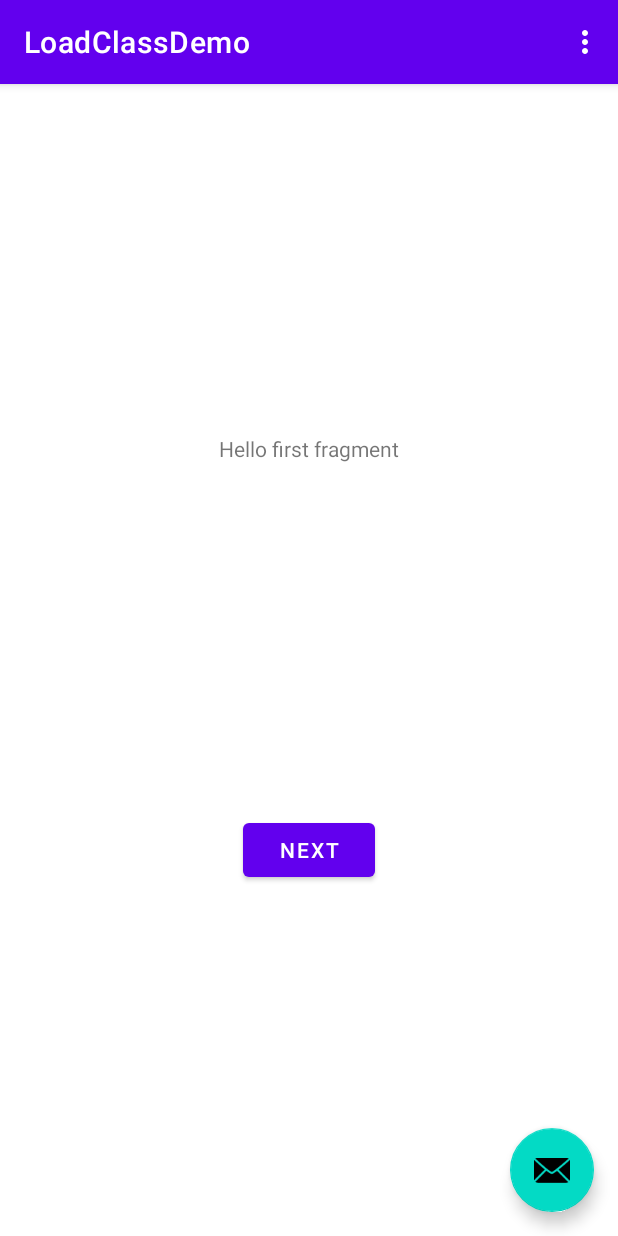
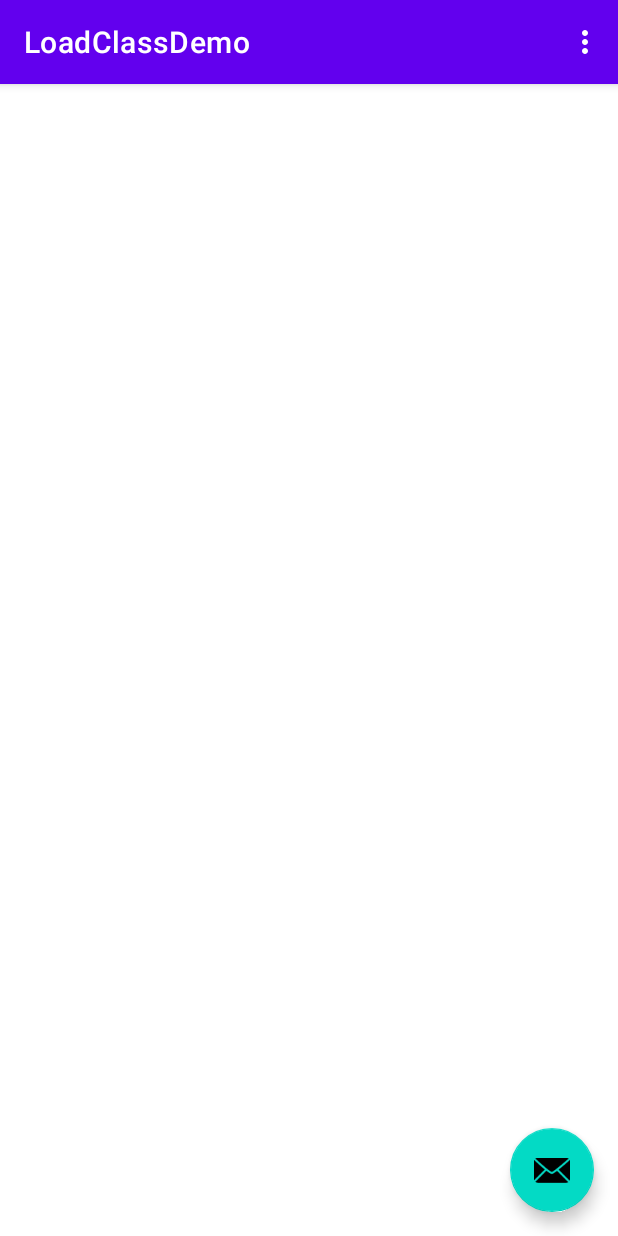
Before and after one commit to RainFool/LoadClassDemo, an Android app: the screen it shows after launch (MainActivity), on a phone screen of 412 x 824 dp. Run offline under Robolectric (Android 15) with nearby library versions, the phone set to English and light mode, and no system bars.

Commit message:
去掉多余界面

```diff
--- a/app/src/main/java/com/rainfool/loadclassdemo/FirstFragment.java
+++ /dev/null
@@ -1,34 +0,0 @@
-package com.rainfool.loadclassdemo;
-
-import android.os.Bundle;
-import android.view.LayoutInflater;
-import android.view.View;
-import android.view.ViewGroup;
-
-import androidx.annotation.NonNull;
-import androidx.fragment.app.Fragment;
-import androidx.navigation.fragment.NavHostFragment;
-
-public class FirstFragment extends Fragment {
-
-    @Override
-    public View onCreateView(
-            LayoutInflater inflater, ViewGroup container,
-            Bundle savedInstanceState
-    ) {
-        // Inflate the layout for this fragment
-        return inflater.inflate(R.layout.fragment_first, container, false);
-    }
-
-    public void onViewCreated(@NonNull View view, Bundle savedInstanceState) {
-        super.onViewCreated(view, savedInstanceState);
-
-        view.findViewById(R.id.button_first).setOnClickListener(new View.OnClickListener() {
-            @Override
-            public void onClick(View view) {
-                NavHostFragment.findNavController(FirstFragment.this)
-                        .navigate(R.id.action_FirstFragment_to_SecondFragment);
-            }
-        });
-    }
-}
--- a/app/src/main/res/layout/activity_main.xml
+++ b/app/src/main/res/layout/activity_main.xml
@@ -28,6 +28,4 @@
     android:layout_gravity="bottom|end"
     app:srcCompat="@android:drawable/ic_dialog_email" />
 
-  <include layout="@layout/content_main" />
-
 </androidx.coordinatorlayout.widget.CoordinatorLayout>
--- a/gradle.properties
+++ b/gradle.properties
@@ -18,4 +18,4 @@ android.useAndroidX=true
 # Automatically convert third-party libraries to use AndroidX
 android.enableJetifier=true
 
-org.gradle.debug=true
+#org.gradle.debug=true
--- a/processor/src/main/java/com/rainfool/loadclass/LoadClassProcessor.java
+++ b/processor/src/main/java/com/rainfool/loadclass/LoadClassProcessor.java
@@ -48,7 +48,7 @@ public class LoadClassProcessor extends AbstractProcessor {
             try {
                 javaFile.writeTo(filer);
             } catch (IOException e) {
-                e.printStackTrace();
+//                e.printStackTrace();
             }
         }
     }
@@ -72,7 +72,7 @@ public class LoadClassProcessor extends AbstractProcessor {
         try {
             javaFile.writeTo(filer);
         } catch (IOException e) {
-            e.printStackTrace();
+//            e.printStackTrace();
         }
     }
 
```
Also changed, not shown: app/src/main/java/com/rainfool/loadclassdemo/SecondFragment.java (deleted, +0 -34 lines).
